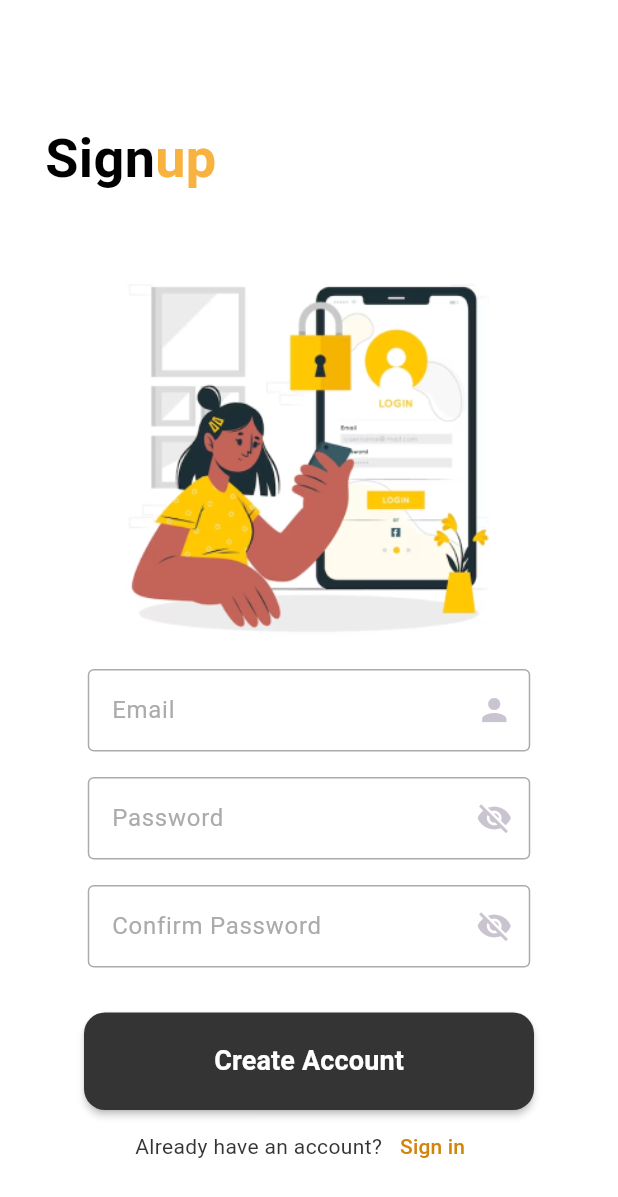
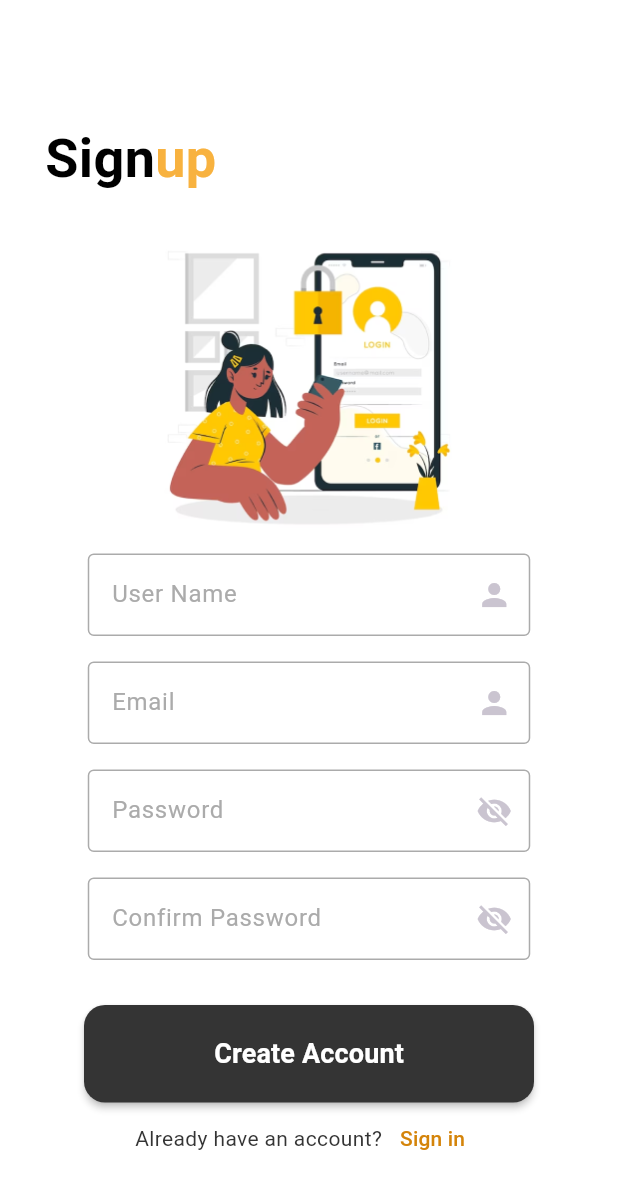
Before and after one commit to ARYANRAJ990/v_cart, a Flutter app: the signup screen opened directly, on a phone screen of 412 x 824 dp. Shown: the top 1197 px of the screen. Run offline on Flutter 3.47's test engine with Material 3 defaults, Android fonts, the phone set to English and light mode, and no system bars; our stand-ins replace curved_labeled_navigation_bar, google_fonts, pinput, timer_count_down; missing offline and left inert: show_hide_password.

Commit message:
Tetfield
add username text field

```diff
--- a/lib/signup.dart
+++ b/lib/signup.dart
@@ -42,11 +42,36 @@ class _loginState extends State<signup> {
                 ],
               ),
             ),
-            const SizedBox(height: 35),
+            const SizedBox(height: 18),
             SizedBox(
-              height: 280,
+              height: 220,
               child: Image.asset('images/login.png'),
             ),
+            const SizedBox(
+              height: 55,
+              width: 295,
+              child: TextField(
+                keyboardType: TextInputType.text,
+                style: TextStyle(color: Colors.black),
+                decoration: InputDecoration(
+                  suffixIcon: Icon(Icons.person),
+                  hintText: 'User Name',
+                  hintStyle: TextStyle(color: Color(0xFFABABAB),
+                      fontSize: 15),
+                  labelText: 'User Name',
+                  labelStyle: TextStyle(color: Color(0xFFABABAB)),
+                  border: OutlineInputBorder(
+                    borderRadius: BorderRadius.all(Radius.circular(14),
+                    ),
+                  ),
+                  enabledBorder: OutlineInputBorder(
+                    borderSide: BorderSide(color: Color(0xFFABABAB)),
+                  ),
+                ),
+
+              ),
+            ),
+            SizedBox(height: 17),
             const SizedBox(
               height: 55,
               width: 295,
```
Also changed, not shown: lib/Navbar/Setting.dart (added).
